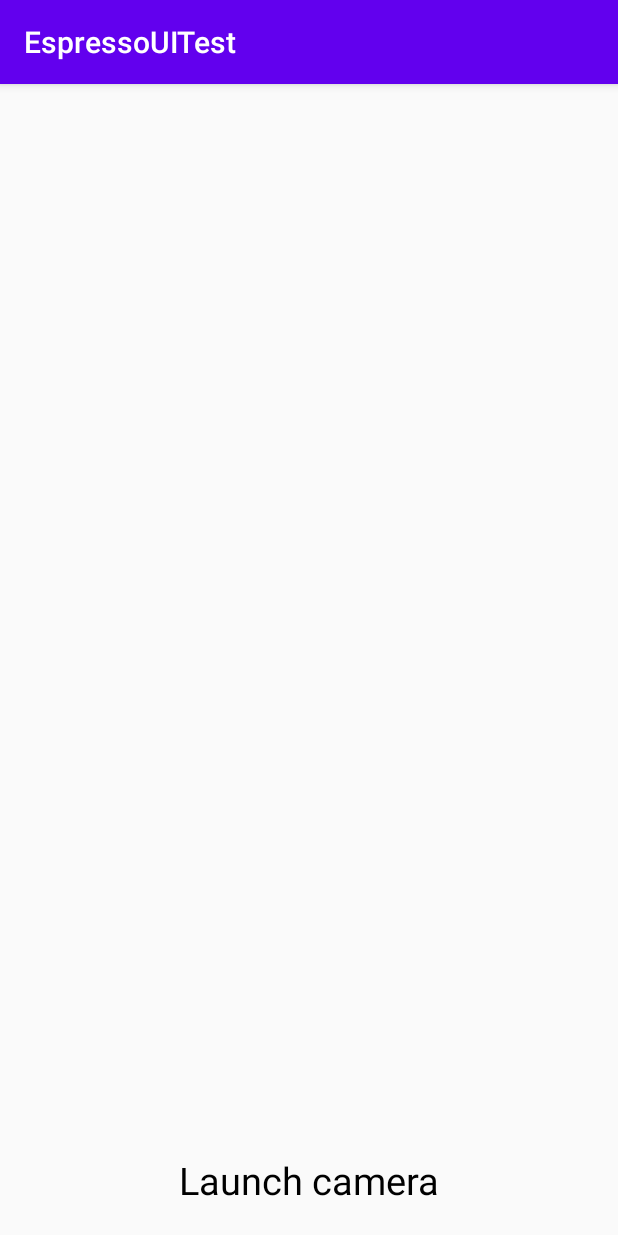
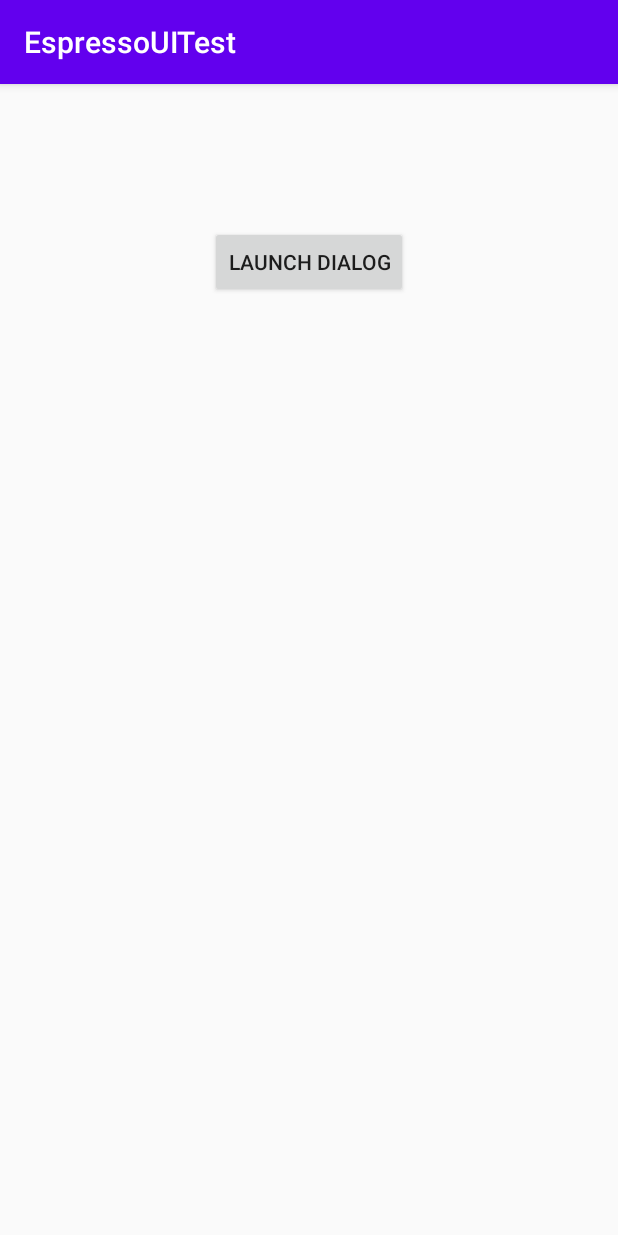
Before and after one commit to crjcarlos1/EspressoUITest, an Android app: the screen it shows after launch (MainActivity), on a phone screen of 412 x 824 dp. Run offline under Robolectric (Android 15) with nearby library versions, the phone set to English and light mode, and no system bars; libraries missing offline, so code that uses them is left out: com.afollestad.materialdialogs.

Commit message:
Added dialog-input-testing

```diff
--- a/app/build.gradle
+++ b/app/build.gradle
@@ -58,5 +58,10 @@ dependencies {
     androidTestImplementation "androidx.test:core:$androidx_test"
     androidTestImplementation "androidx.test.ext:junit-ktx:$androidx_test"
 
+    // material dialogs
+    def matieral_dialogs_version = "3.1.1"
+    implementation "com.afollestad.material-dialogs:core:$matieral_dialogs_version"
+    implementation "com.afollestad.material-dialogs:input:$matieral_dialogs_version"
+
 
 }
--- a/app/src/main/res/layout/activity_main.xml
+++ b/app/src/main/res/layout/activity_main.xml
@@ -10,29 +10,28 @@
     <TextView
         android:layout_width="wrap_content"
         android:layout_height="wrap_content"
-        android:id="@+id/button_launch_camera"
+        android:id="@+id/text_name"
         app:layout_constraintRight_toRightOf="parent"
         app:layout_constraintLeft_toLeftOf="parent"
-        app:layout_constraintBottom_toBottomOf="parent"
+        app:layout_constraintTop_toTopOf="parent"
         android:layout_marginTop="30dp"
-        android:text="@string/text_launch_camera"
         android:textColor="#000"
         android:textSize="25sp"
-        android:layout_marginBottom="20dp"
+        app:layout_goneMarginTop="20dp"
         />
 
-
-    <ImageView
-        android:layout_width="match_parent"
-        android:layout_height="0dp"
-        android:id="@+id/image"
-        app:layout_constraintTop_toTopOf="parent"
+    <Button
+        android:layout_width="wrap_content"
+        android:layout_height="wrap_content"
+        android:text="@string/text_launch_dialog"
+        android:id="@+id/button_launch_dialog"
         app:layout_constraintRight_toRightOf="parent"
         app:layout_constraintLeft_toLeftOf="parent"
-        app:layout_constraintBottom_toTopOf="@+id/button_launch_camera"
-        android:scaleType="centerCrop"
+        app:layout_constraintTop_toBottomOf="@+id/text_name"
+        android:layout_marginTop="30dp"
         />
 
 
 
+
 </androidx.constraintlayout.widget.ConstraintLayout>
--- a/app/src/main/res/values/strings.xml
+++ b/app/src/main/res/values/strings.xml
@@ -17,4 +17,10 @@
     <string name="text_star_actors">Star Actors:</string>
     <string name="text_select_image_from_gallery">Select an image from gallery</string>
     <string name="text_launch_camera">Launch camera</string>
+    <string name="text_launch_dialog">launch dialog</string>
+    <string name="text_title_of_dialog">Title of Dialog</string>
+    <string name="text_some_information">This dialog is displaying some information.</string>
+    <string name="text_ok">Ok</string>
+    <string name="text_capture_input">Enter your name</string>
+    <string name="text_enter_name">Enter your name</string>
 </resources>
```
Also changed, not shown: app/src/main/java/com/cralos/espressouitest/MainActivity.kt (+17 -31 lines), 2 other files.
